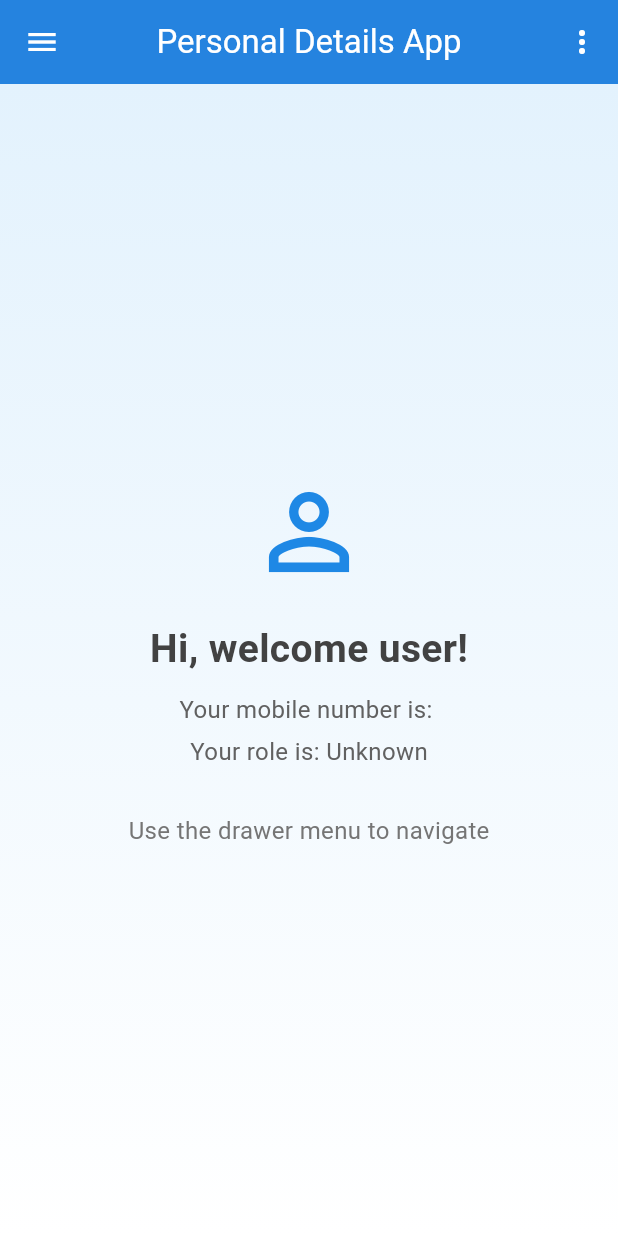
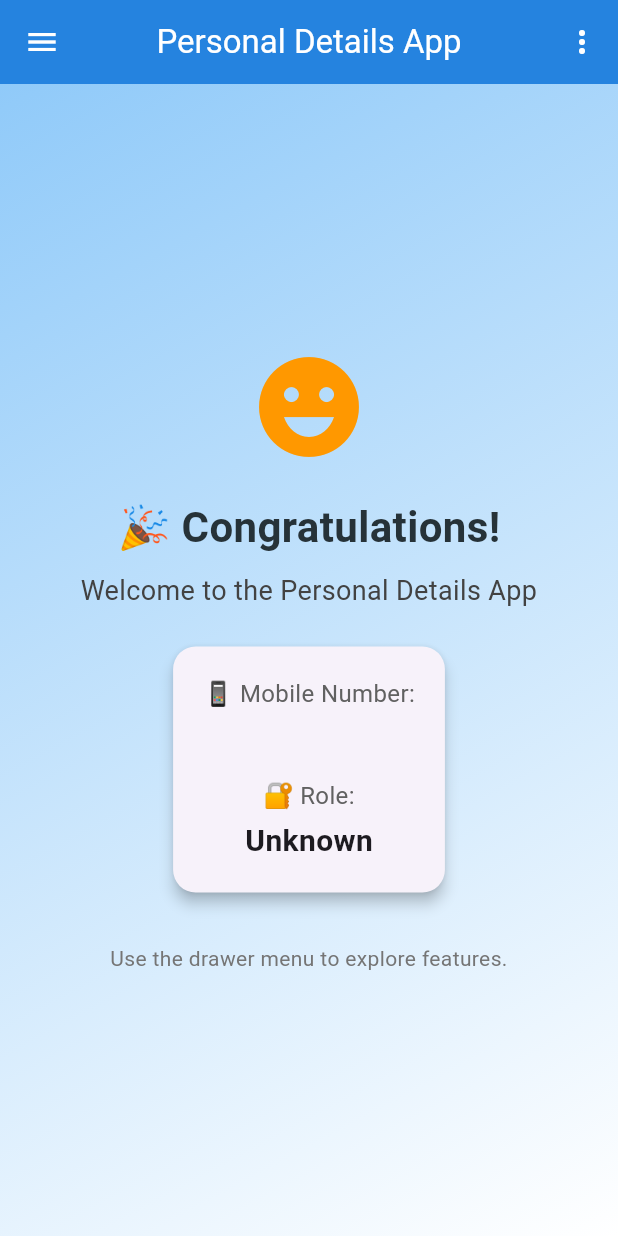
Before and after one commit to Vainyala17/SQLite_assignment, a Flutter app: the HomePage screen opened directly, on a phone screen of 412 x 824 dp. Run offline on Flutter 3.47's test engine with Material 3 defaults, Android fonts, the phone set to English and light mode, and no system bars; our stand-ins replace image_picker, shared_preferences, sqflite; accounts and stored records are empty.

Commit message:
initial commit

```diff
--- a/lib/example3/screens/home_screen.dart
+++ b/lib/example3/screens/home_screen.dart
@@ -20,12 +20,13 @@ class _HomePageState extends State<HomePage> {
   }
 
   Future<void> _loadUserData() async {
-    final prefs = await SharedPreferences.getInstance();
+    SharedPreferences prefs = await SharedPreferences.getInstance();
     setState(() {
       userMobile = prefs.getString('user_mobile') ?? 'Unknown';
       userRole = prefs.getString('user_role') ?? 'Unknown';
     });
   }
+
 
   @override
   Widget build(BuildContext context) {
@@ -44,45 +45,60 @@ class _HomePageState extends State<HomePage> {
       body: Container(
         decoration: BoxDecoration(
           gradient: LinearGradient(
-            begin: Alignment.topCenter,
-            end: Alignment.bottomCenter,
-            colors: [Colors.blue[50]!, Colors.white],
+            begin: Alignment.topLeft,
+            end: Alignment.bottomRight,
+            colors: [Colors.blue.shade200, Colors.white],
           ),
         ),
         child: Center(
+          child: Padding(
+            padding: const EdgeInsets.all(24.0),
             child: Column(
               mainAxisAlignment: MainAxisAlignment.center,
               children: [
-              Icon(
-                Icons.person_outline,
-                size: 80,
-                color: Colors.blue[600],
-              ),
+                Icon(Icons.emoji_emotions, size: 80, color: Colors.orange),
                 SizedBox(height: 20),
                 Text(
-                'Hi, welcome user!',
+                  '🎉 Congratulations!',
                   style: TextStyle(
-                  fontSize: 26,
+                    fontSize: 28,
                     fontWeight: FontWeight.bold,
-                  color: Colors.grey[800],
+                    color: Colors.blueGrey[900],
                   ),
                 ),
                 SizedBox(height: 10),
                 Text(
-                'Your mobile number is: $userMobile',
-                style: TextStyle(fontSize: 16, color: Colors.grey[700]),
+                  'Welcome to the Personal Details App',
+                  style: TextStyle(fontSize: 18, color: Colors.grey[800]),
+                  textAlign: TextAlign.center,
                 ),
-              SizedBox(height: 5),
-              Text(
-                'Your role is: $userRole',
-                style: TextStyle(fontSize: 16, color: Colors.grey[700]),
+                SizedBox(height: 20),
+                Card(
+                  elevation: 4,
+                  shape: RoundedRectangleBorder(borderRadius: BorderRadius.circular(15)),
+                  child: Padding(
+                    padding: const EdgeInsets.all(20),
+                    child: Column(
+                      children: [
+                        Text('📱 Mobile Number:', style: TextStyle(fontSize: 16, color: Colors.grey[700])),
+                        SizedBox(height: 4),
+                        Text(userMobile, style: TextStyle(fontSize: 20, fontWeight: FontWeight.bold)),
+                        SizedBox(height: 12),
+                        Text('🔐 Role:', style: TextStyle(fontSize: 16, color: Colors.grey[700])),
+                        SizedBox(height: 4),
+                        Text(userRole, style: TextStyle(fontSize: 20, fontWeight: FontWeight.bold)),
+                      ],
+                    ),
+                  ),
                 ),
                 SizedBox(height: 30),
                 Text(
-                'Use the drawer menu to navigate',
-                style: TextStyle(fontSize: 16, color: Colors.grey[600]),
+                  'Use the drawer menu to explore features.',
+                  style: TextStyle(fontSize: 14, color: Colors.grey[600]),
+                  textAlign: TextAlign.center,
                 ),
               ],
+            ),
           ),
         ),
       ),
```
Lines whose indentation alone changed are shown as unchanged.
